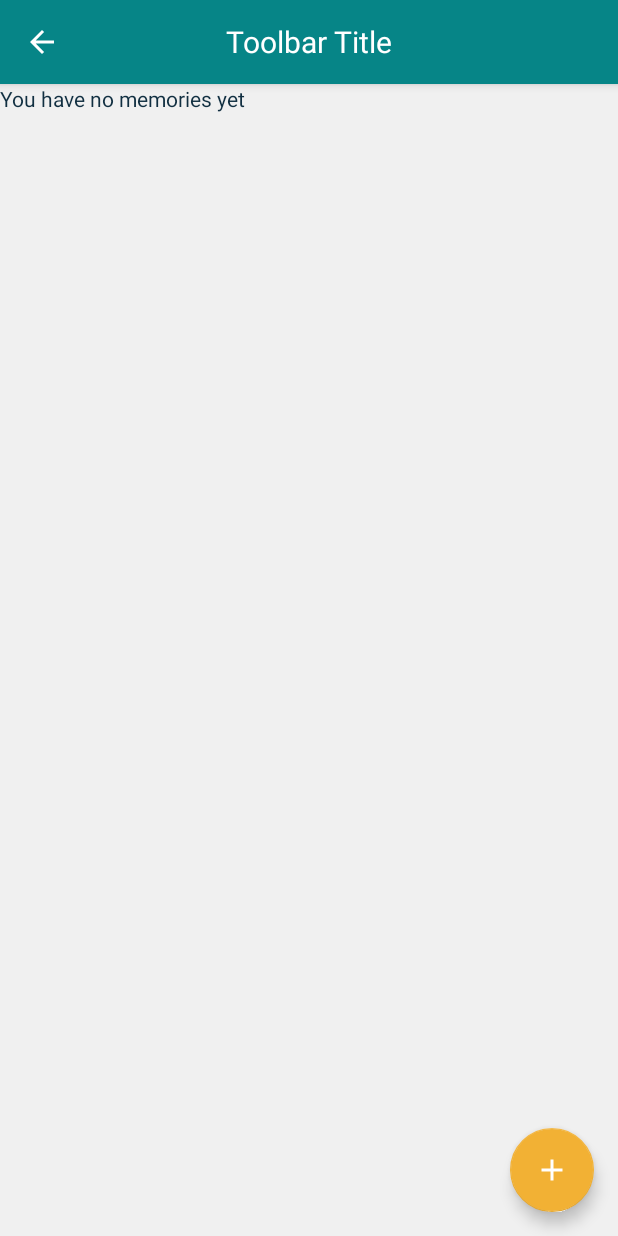
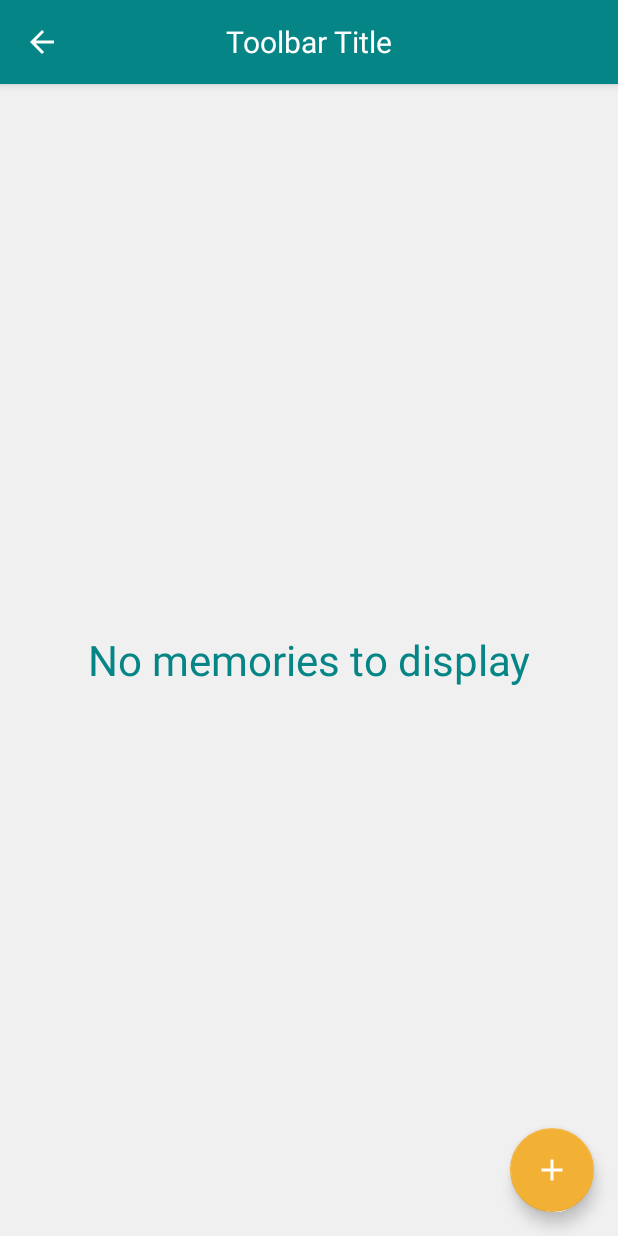
Before and after one commit to clairescout/MyTravelApp, an Android app: the VacationFeedActivity screen opened directly, with no data from a screen before it, on a phone screen of 412 x 824 dp. Run offline under Robolectric (Android 15) with nearby library versions, the phone set to English and light mode, and no system bars; libraries missing offline, so code that uses them is left out: com.spotify.android, com.spotify.protocol; 6 statements that could not run were skipped.

Commit message:
empty recyclerview message

```diff
--- a/app/src/main/java/com/example/clairescout/mytravelapp/VacationFeedActivity.java
+++ b/app/src/main/java/com/example/clairescout/mytravelapp/VacationFeedActivity.java
@@ -109,8 +109,6 @@ public class VacationFeedActivity extends AppCompatActivity {
             text = itemView.findViewById(R.id.memory_text);
             image = itemView.findViewById(R.id.memory_photo);
             memoryOptions = itemView.findViewById(R.id.edit_delete_button);
-
-
         }
 
         public void bindMemory(final Memory memory) {
@@ -219,13 +217,13 @@ public class VacationFeedActivity extends AppCompatActivity {
             mSpotifyAppRemote.getPlayerApi().play("spotify:track:" + currentSongID);
             while (!manager.isMusicActive())
             {
-                System.out.println("music is not active");
+//                System.out.println("music is not active");
             }
 
             mSpotifyAppRemote.getPlayerApi().pause();
 
             while (manager.isMusicActive()) {
-                System.out.println("music is active");
+//                System.out.println("music is active");
             }
 
             manager.setStreamVolume(AudioManager.STREAM_MUSIC, volume, 0);
--- a/app/src/main/res/layout/activity_vacation_feed.xml
+++ b/app/src/main/res/layout/activity_vacation_feed.xml
@@ -39,11 +39,15 @@
 
         <TextView
             android:id="@+id/no_memories_text"
-            android:layout_height="wrap_content"
+            android:layout_height="match_parent"
             android:layout_width="match_parent"
             android:visibility="gone"
+            android:gravity="center_vertical"
             android:text="@string/no_memories"
-            android:textColor="@color/colorPrimaryDark" />
+            android:textColor="@color/colorPrimary"
+            android:padding="12dp"
+            android:textSize="28sp"
+            android:textAlignment="center"/>
 
         <android.support.v7.widget.RecyclerView
             android:id="@+id/vacation_feed"
--- a/app/src/main/res/values/strings.xml
+++ b/app/src/main/res/values/strings.xml
@@ -25,5 +25,5 @@
 
     <!-- TODO: Remove or change this placeholder text -->
     <string name="hello_blank_fragment">Hello blank fragment</string>
-    <string name="no_memories">You have no memories yet</string>
+    <string name="no_memories">No memories to display</string>
 </resources>
```
